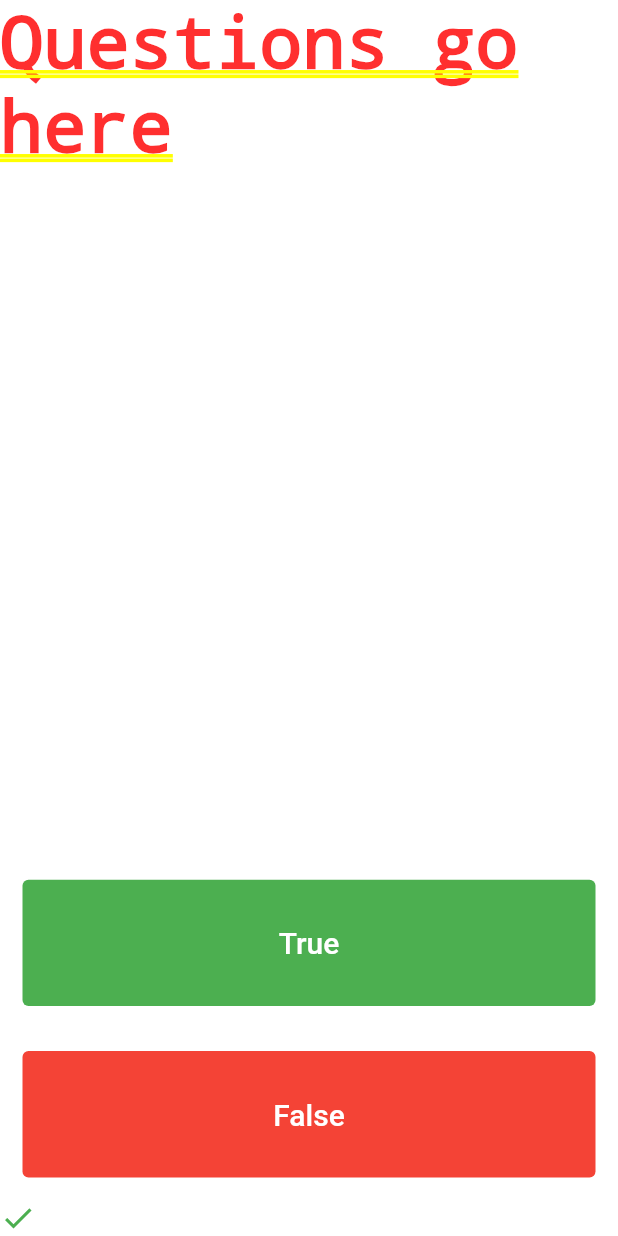
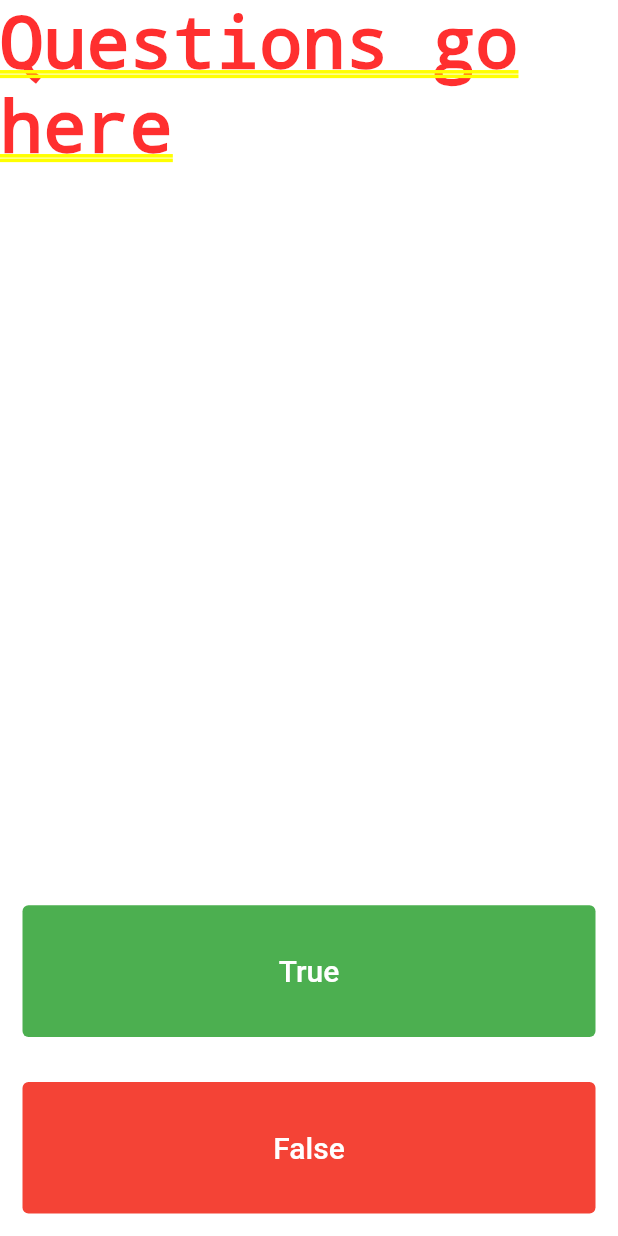
Before and after one commit to Deisun/quiz_app, a Flutter app: the screen it shows after launch, on a phone screen of 412 x 824 dp. Run offline on Flutter 3.47's test engine with Material 2 defaults, Android fonts, the phone set to English and light mode, and no system bars.

Commit message:
Stateful scoreboard.

```diff
--- a/lib/main.dart
+++ b/lib/main.dart
@@ -24,12 +24,7 @@ class Quiz extends StatefulWidget {
 }
 
 class _QuizState extends State<Quiz> {
-  List<Icon> score = [
-    Icon(
-      Icons.check,
-      color: Colors.green,
-    )
-  ];
+  List<Icon> score = [];
 
   TextButton buildButton(String name, Color color) {
     return TextButton(
```
